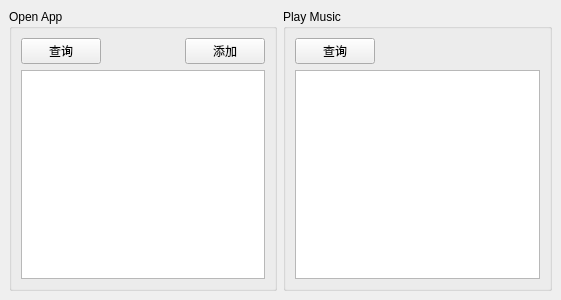
Before: the Qt Designer form ui/main.ui in lif314/Google-Speech-Recognition-Assistant, drawn with Qt 5.
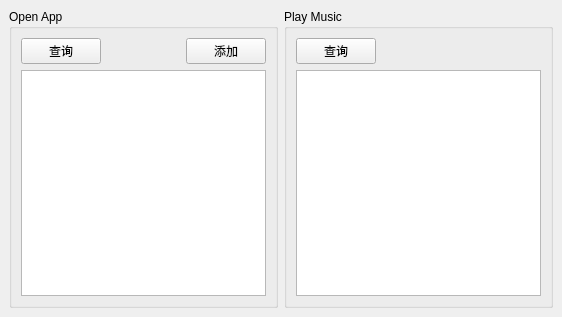
After: the same form once the commit is applied.

```diff
--- a/ui/main.ui
+++ b/ui/main.ui
@@ -6,8 +6,8 @@
    <rect>
     <x>0</x>
     <y>0</y>
-    <width>561</width>
-    <height>300</height>
+    <width>562</width>
+    <height>317</height>
    </rect>
   </property>
   <property name="windowTitle">
@@ -22,11 +22,15 @@
   <widget class="QWidget" name="centralwidget">
    <layout class="QGridLayout" name="gridLayout">
     <item row="0" column="0">
+     <layout class="QVBoxLayout" name="verticalLayout">
+      <item>
+       <layout class="QHBoxLayout" name="horizontalLayout_4" stretch="1,1">
+        <item>
      <widget class="QGroupBox" name="groupBox">
       <property name="title">
        <string>Open App</string>
       </property>
-      <layout class="QVBoxLayout" name="verticalLayout">
+          <layout class="QVBoxLayout" name="verticalLayout_2">
        <item>
         <layout class="QHBoxLayout" name="horizontalLayout">
          <item>
@@ -64,12 +68,12 @@
       </layout>
      </widget>
     </item>
-    <item row="0" column="1">
+        <item>
      <widget class="QGroupBox" name="groupBox_2">
       <property name="title">
        <string>Play Music</string>
       </property>
-      <layout class="QVBoxLayout" name="verticalLayout_2">
+          <layout class="QVBoxLayout" name="verticalLayout_3">
        <item>
         <layout class="QHBoxLayout" name="horizontalLayout_2">
          <item>
@@ -99,6 +103,13 @@
        </item>
       </layout>
      </widget>
+        </item>
+       </layout>
+      </item>
+      <item>
+       <layout class="QHBoxLayout" name="horizontalLayout_3"/>
+      </item>
+     </layout>
     </item>
    </layout>
   </widget>
```
Lines whose indentation alone changed are shown as unchanged.
